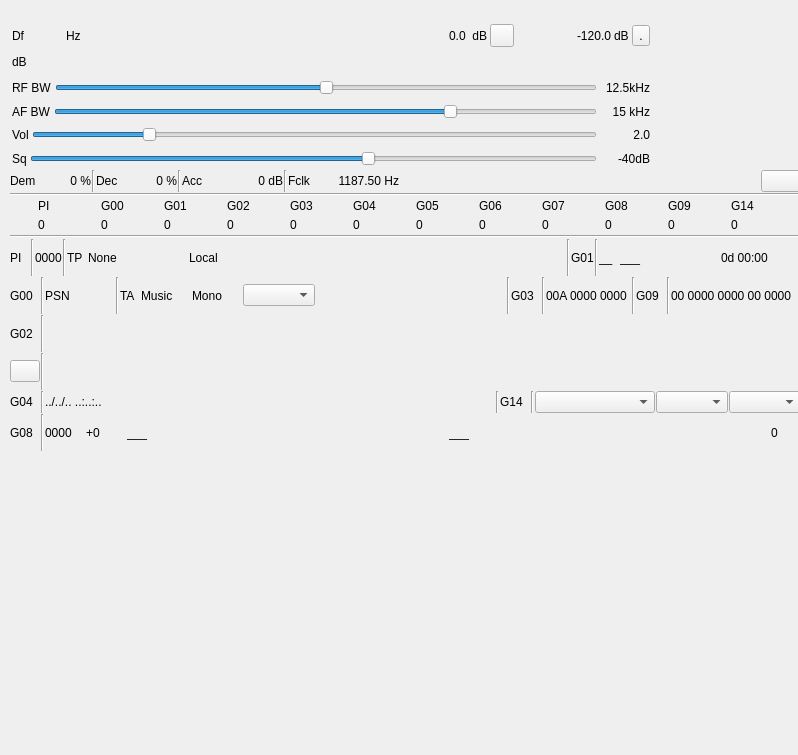
First picture: the form in plugins/channelrx/demodbfm/bfmdemodgui.ui, repository f4exb/sdrangel, before the edit.
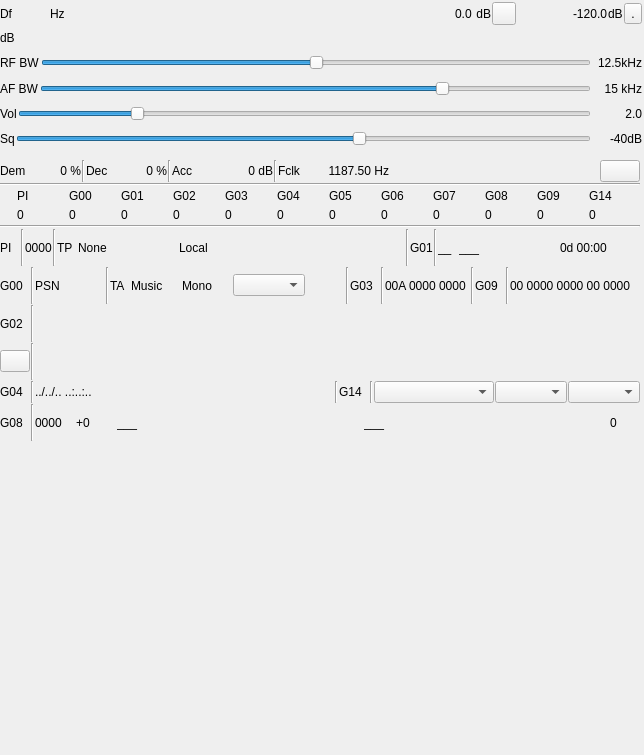
Second picture: the form after the edit. Icons and pictures are not drawn. Custom widgets are drawn as their Qt base class.

The edit to the form file:
```diff
--- a/plugins/channelrx/demodbfm/bfmdemodgui.ui
+++ b/plugins/channelrx/demodbfm/bfmdemodgui.ui
@@ -6,7 +6,7 @@
    <rect>
     <x>0</x>
     <y>0</y>
-    <width>798</width>
+    <width>644</width>
     <height>755</height>
    </rect>
   </property>
@@ -18,7 +18,7 @@
   </property>
   <property name="minimumSize">
    <size>
-    <width>642</width>
+    <width>644</width>
     <height>670</height>
    </size>
   </property>
@@ -40,8 +40,8 @@
   <widget class="QWidget" name="settingsContainer" native="true">
    <property name="geometry">
     <rect>
-     <x>10</x>
-     <y>20</y>
+     <x>0</x>
+     <y>0</y>
      <width>642</width>
      <height>151</height>
     </rect>
@@ -57,19 +57,19 @@
    </property>
    <layout class="QVBoxLayout" name="verticalLayout">
     <property name="spacing">
-     <number>3</number>
+     <number>1</number>
     </property>
     <property name="leftMargin">
-     <number>2</number>
+     <number>0</number>
     </property>
     <property name="topMargin">
-     <number>2</number>
+     <number>0</number>
     </property>
     <property name="rightMargin">
-     <number>2</number>
+     <number>0</number>
     </property>
     <property name="bottomMargin">
-     <number>2</number>
+     <number>0</number>
     </property>
     <item>
      <layout class="QHBoxLayout" name="deltaFreqPowLayout">
@@ -502,10 +502,10 @@
   <widget class="QWidget" name="spectrumBox" native="true">
    <property name="geometry">
     <rect>
-     <x>10</x>
-     <y>560</y>
-     <width>311</width>
-     <height>151</height>
+     <x>0</x>
+     <y>460</y>
+     <width>640</width>
+     <height>210</height>
     </rect>
    </property>
    <property name="sizePolicy">
@@ -514,24 +514,30 @@
      <verstretch>0</verstretch>
     </sizepolicy>
    </property>
+   <property name="minimumSize">
+    <size>
+     <width>640</width>
+     <height>0</height>
+    </size>
+   </property>
    <property name="windowTitle">
     <string>Baseband Spectrum</string>
    </property>
    <layout class="QVBoxLayout" name="verticalLayout_2">
     <property name="spacing">
-     <number>3</number>
+     <number>1</number>
     </property>
     <property name="leftMargin">
-     <number>2</number>
+     <number>0</number>
     </property>
     <property name="topMargin">
-     <number>2</number>
+     <number>0</number>
     </property>
     <property name="rightMargin">
-     <number>2</number>
+     <number>0</number>
     </property>
     <property name="bottomMargin">
-     <number>2</number>
+     <number>0</number>
     </property>
     <item>
      <widget class="GLSpectrum" name="glSpectrum" native="true">
@@ -541,6 +547,12 @@
         <verstretch>0</verstretch>
        </sizepolicy>
       </property>
+      <property name="minimumSize">
+       <size>
+        <width>640</width>
+        <height>200</height>
+       </size>
+      </property>
       <property name="font">
        <font>
         <family>Liberation Mono</family>
@@ -564,9 +576,9 @@
   <widget class="QWidget" name="rdsContainer" native="true">
    <property name="geometry">
     <rect>
-     <x>10</x>
-     <y>170</y>
-     <width>791</width>
+     <x>0</x>
+     <y>160</y>
+     <width>640</width>
      <height>281</height>
     </rect>
    </property>
@@ -583,6 +595,18 @@
     <property name="spacing">
      <number>1</number>
     </property>
+    <property name="leftMargin">
+     <number>0</number>
+    </property>
+    <property name="topMargin">
+     <number>0</number>
+    </property>
+    <property name="rightMargin">
+     <number>0</number>
+    </property>
+    <property name="bottomMargin">
+     <number>0</number>
+    </property>
     <item>
      <layout class="QHBoxLayout" name="reportLayout">
       <item>
```
Left out of the diff: 2 changed lines with no effect on the pictures.
